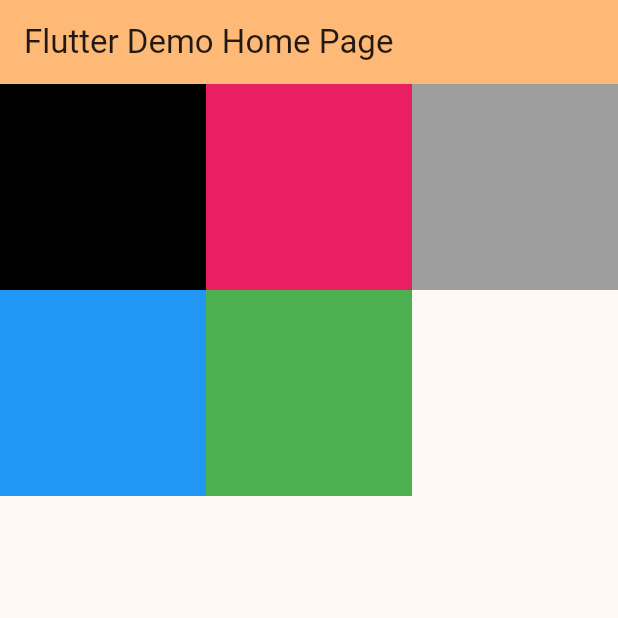
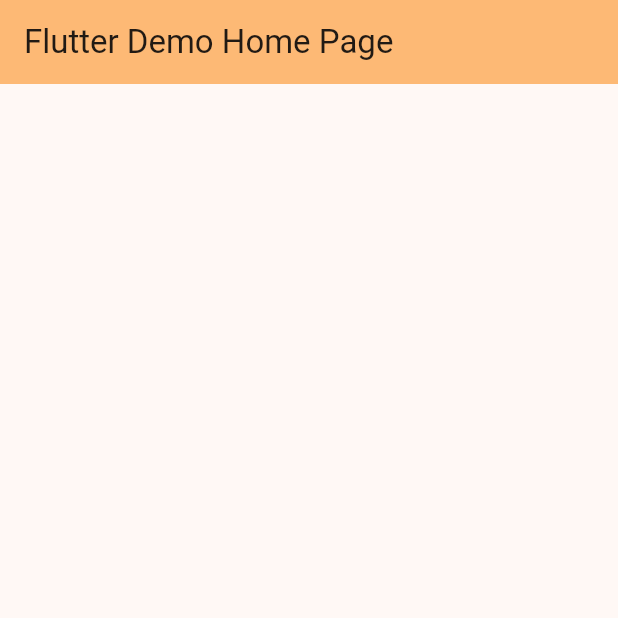
Before and after one commit to Vermasaiyam/my_app, a Flutter app: the screen it shows after launch, on a phone screen of 412 x 824 dp, the top half of it. Run offline on Flutter 3.47's test engine with Material 3 defaults, Android fonts, the phone set to English and light mode, and no system bars.

```diff
--- a/lib/main.dart
+++ b/lib/main.dart
@@ -39,6 +39,10 @@ class _MyHomePageState extends State<MyHomePage> {
   var emailText = TextEditingController();
   var passText = TextEditingController();
 
+  callback(){
+    print("Clicked!!!");
+  }
+
   @override
   Widget build(BuildContext context) {
 
@@ -57,6 +61,21 @@ class _MyHomePageState extends State<MyHomePage> {
         backgroundColor: Theme.of(context).colorScheme.inversePrimary,
         title: Text(widget.title),
       ),
+
+
+
+
+
+
+
+      // callback function
+      // body: ElevatedButton(
+      //   onPressed: callback,
+      //   child: Text("Click"),
+      // ),
+
+
+
 
 
       // gridView in flutter
@@ -100,12 +119,12 @@ class _MyHomePageState extends State<MyHomePage> {
       //   ],
       // ),
 
-      body: GridView.builder(itemBuilder: (context, index) {
-        return Container(color: arrColors[index],);
-      },
-        itemCount: arrColors.length,
-        gridDelegate: SliverGridDelegateWithFixedCrossAxisCount(crossAxisCount: 3),
-      ),
+      // body: GridView.builder(itemBuilder: (context, index) {
+      //   return Container(color: arrColors[index],);
+      // },
+      //   itemCount: arrColors.length,
+      //   gridDelegate: SliverGridDelegateWithFixedCrossAxisCount(crossAxisCount: 3),
+      // ),
 
 
 
```
